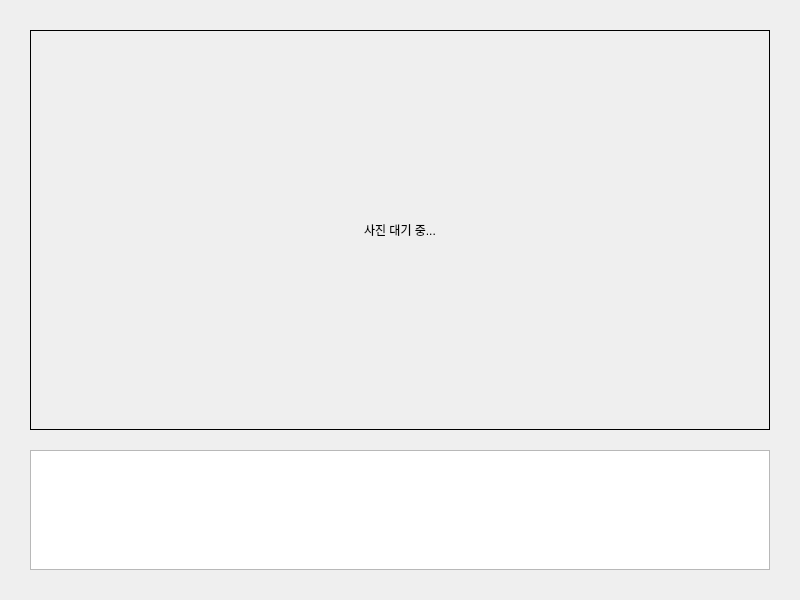
First picture: the form in Qt/Client.ui, repository kalix9999/speed_wagon, before the edit.
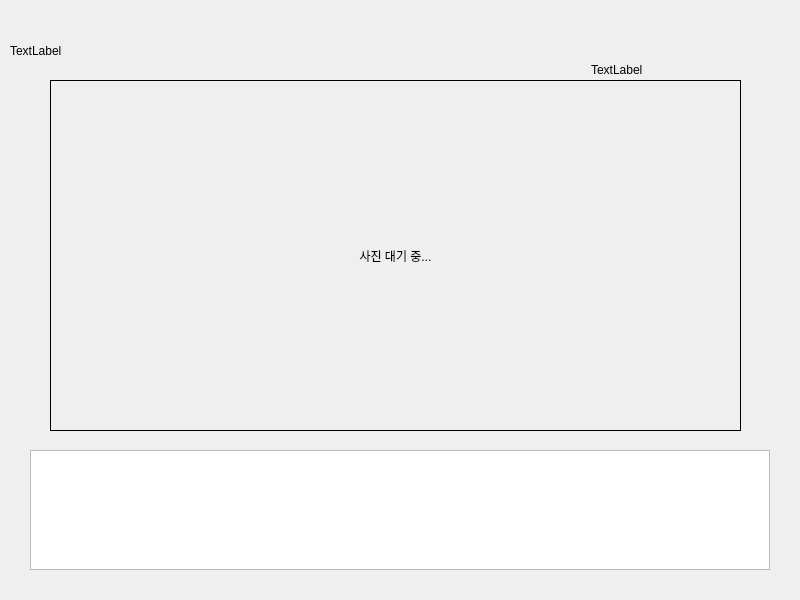
Second picture: the form after the edit.

Diff of the .ui file:
```diff
--- a/Qt/Client.ui
+++ b/Qt/Client.ui
@@ -17,10 +17,10 @@
    <widget class="QLabel" name="label_image">
     <property name="geometry">
      <rect>
-      <x>30</x>
-      <y>30</y>
-      <width>740</width>
-      <height>400</height>
+      <x>50</x>
+      <y>80</y>
+      <width>691</width>
+      <height>351</height>
      </rect>
     </property>
     <property name="frameShape">
@@ -43,6 +43,32 @@
      </rect>
     </property>
    </widget>
+   <widget class="QLabel" name="connect_state">
+    <property name="geometry">
+     <rect>
+      <x>591</x>
+      <y>60</y>
+      <width>151</width>
+      <height>20</height>
+     </rect>
+    </property>
+    <property name="text">
+     <string>TextLabel</string>
+    </property>
+   </widget>
+   <widget class="QLabel" name="img_label">
+    <property name="geometry">
+     <rect>
+      <x>10</x>
+      <y>30</y>
+      <width>191</width>
+      <height>41</height>
+     </rect>
+    </property>
+    <property name="text">
+     <string>TextLabel</string>
+    </property>
+   </widget>
   </widget>
  </widget>
  <resources/>
```
Left out of the diff: 4 changed lines with no effect on the pictures.
